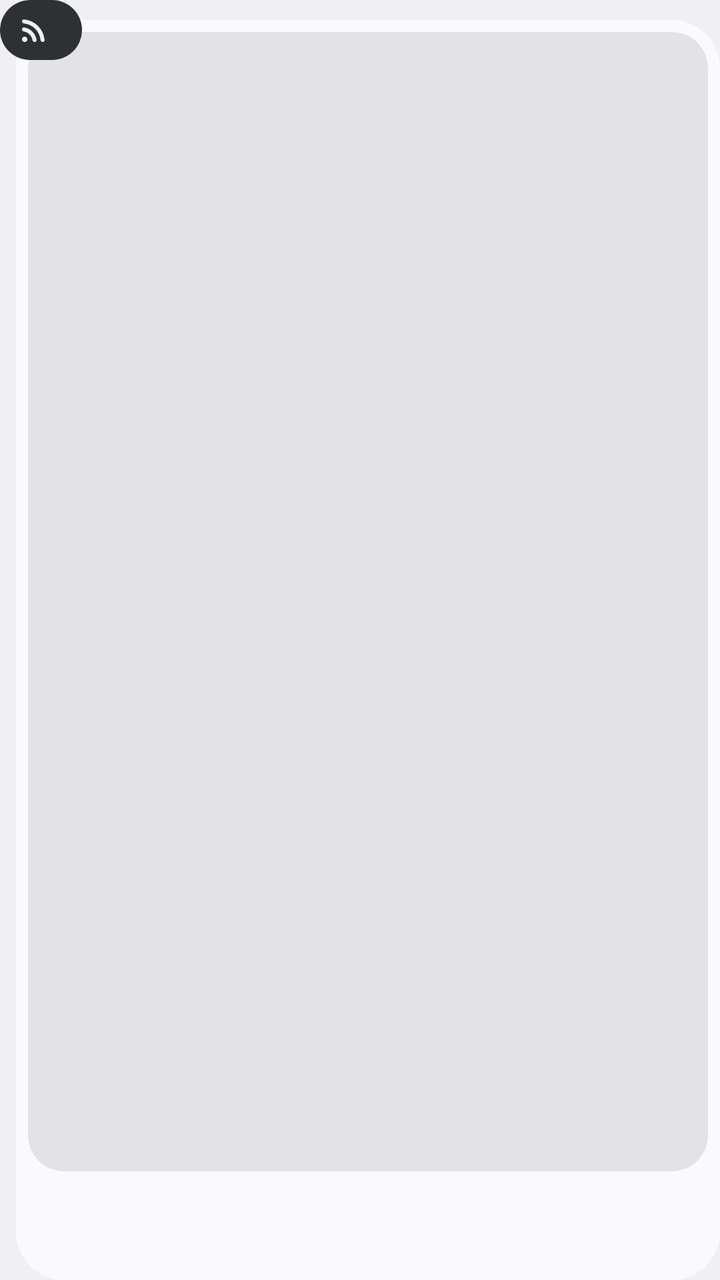
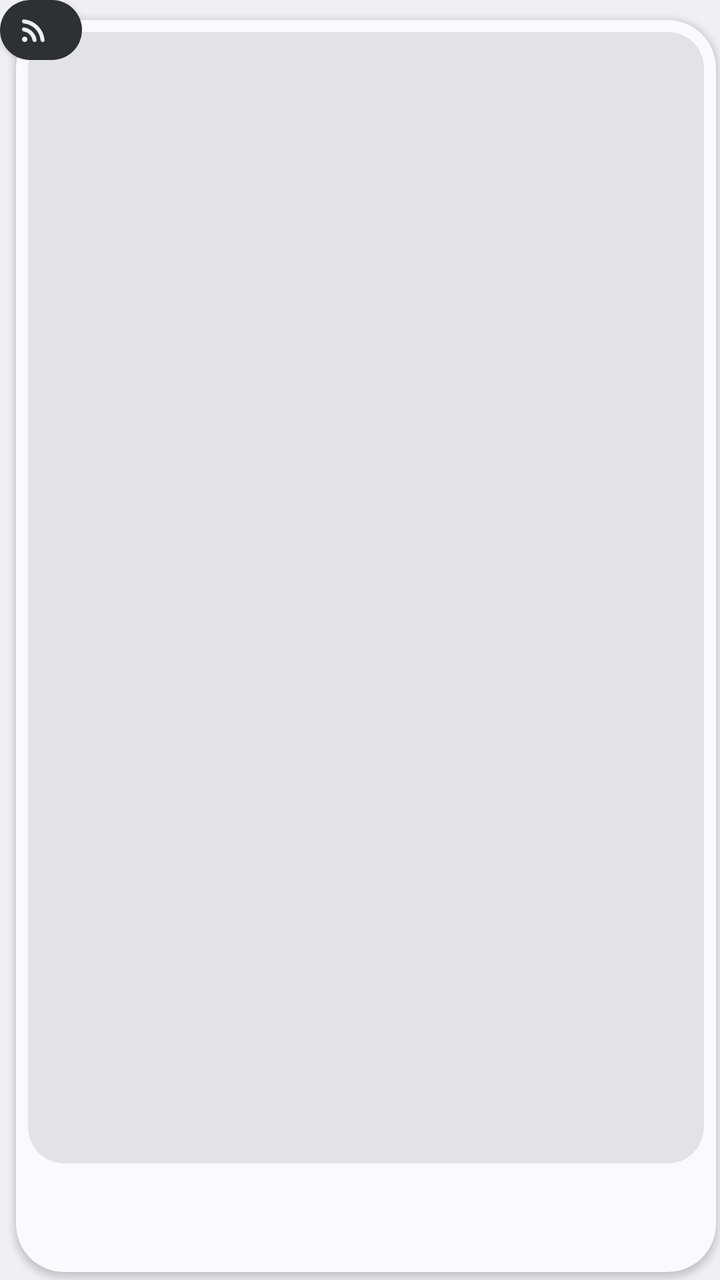

Before-and-after screenshots of an Android layout around one commit, followed by the original layout XML and the change that was made.
<!-- AndroidManifest.xml: application theme Theme.News -->
<!-- res/layout/widget_newest.xml -->
<?xml version="1.0" encoding="utf-8"?>
<FrameLayout xmlns:android="http://schemas.android.com/apk/res/android"
    xmlns:tools="http://schemas.android.com/tools"
    tools:ignore="SpUsage,UselessParent,ContentDescription,HardcodedText"
    android:id="@android:id/background"
    android:layout_width="match_parent"
    android:layout_height="match_parent"
    android:background="@drawable/widget_floating_frame"
    android:clipToOutline="true">

    <LinearLayout
        android:id="@+id/frame"
        android:layout_width="match_parent"
        android:layout_height="match_parent"
        android:layout_marginStart="8dp"
        android:layout_marginTop="10dp"
        android:background="@drawable/widget_frame"
        android:orientation="vertical"
        android:padding="6dp">

        <ImageView
            android:id="@+id/picture"
            android:layout_width="match_parent"
            android:layout_height="0dp"
            android:layout_weight="1"
            android:background="@drawable/widget_picture"
            android:clipToOutline="true"
            android:scaleType="centerCrop" />

        <TextView
            android:id="@+id/feed"
            android:layout_width="match_parent"
            android:layout_height="wrap_content"
            android:layout_marginStart="8dp"
            android:layout_marginTop="8dp"
            android:layout_marginEnd="8dp"
            android:ellipsize="end"
            android:includeFontPadding="false"
            android:letterSpacing="0.03"
            android:maxLines="1"
            android:text=""
            android:textColor="@color/widget_on_surface_variant"
            android:textSize="12dp" />

        <TextView
            android:id="@+id/headline"
            android:layout_width="match_parent"
            android:layout_height="wrap_content"
            android:layout_marginStart="8dp"
            android:layout_marginTop="2dp"
            android:layout_marginEnd="8dp"
            android:layout_marginBottom="8dp"
            android:ellipsize="end"
            android:fontFamily="sans-serif-medium"
            android:includeFontPadding="false"
            android:lineSpacingExtra="2dp"
            android:maxLines="3"
            android:text=""
            android:textColor="@color/widget_on_surface"
            android:textSize="14dp" />
    </LinearLayout>

    <include layout="@layout/widget_badge" />
</FrameLayout>
<!-- res/layout/widget_badge.xml (included above) -->
<?xml version="1.0" encoding="utf-8"?>
<LinearLayout xmlns:android="http://schemas.android.com/apk/res/android"
    xmlns:tools="http://schemas.android.com/tools"
    tools:ignore="SpUsage,ContentDescription,HardcodedText"
    android:id="@+id/badge"
    android:layout_width="wrap_content"
    android:layout_height="30dp"
    android:background="@drawable/widget_pill"
    android:gravity="center_vertical"
    android:orientation="horizontal"
    android:paddingStart="9dp"
    android:paddingEnd="12dp">

    <ImageView
        android:layout_width="16dp"
        android:layout_height="16dp"
        android:src="@drawable/ic_rss_feed"
        android:tint="@color/widget_inverse_on_surface"
        tools:ignore="UseAppTint" />

    <TextView
        android:id="@+id/badge_count"
        android:layout_width="wrap_content"
        android:layout_height="wrap_content"
        android:layout_marginStart="4dp"
        android:includeFontPadding="false"
        android:maxLines="1"
        android:text=""
        android:textColor="@color/widget_inverse_on_surface"
        android:textSize="15dp"
        android:textStyle="bold" />
</LinearLayout>
<!-- resources referenced by this layout -->
<resources>
  <color name="widget_inverse_on_surface">@android:color/system_neutral1_50</color>
  <color name="widget_on_surface">@android:color/system_on_surface_light</color>
  <color name="widget_on_surface_variant">@android:color/system_on_surface_variant_light</color>
  <!-- drawable ic_rss_feed (drawable) -->
  <vector xmlns:android="http://schemas.android.com/apk/res/android"
      android:width="24dp"
      android:height="24dp"
      android:viewportWidth="960"
      android:viewportHeight="960">
    <path
        android:fillColor="@android:color/white"
        android:pathData="M200,840Q167,840 143.5,816.5Q120,793 120,760Q120,727 143.5,703.5Q167,680 200,680Q233,680 256.5,703.5Q280,727 280,760Q280,793 256.5,816.5Q233,840 200,840ZM740,840Q714,840 696.5,821Q679,802 676,776Q665,679 623.5,594.5Q582,510 516,444Q450,378 365.5,336.5Q281,295 184,284Q158,281 139,263.5Q120,246 120,220Q120,194 138,177.5Q156,161 181,163Q304,174 411.5,225.5Q519,277 601,359Q683,441 734.5,548.5Q786,656 797,779Q799,804 782.5,822Q766,840 740,840ZM500,840Q475,840 457,822.5Q439,805 434,780Q425,731 402.5,689.5Q380,648 346,614Q312,580 270.5,557.5Q229,535 180,526Q155,521 137.5,503Q120,485 120,460Q120,434 138,417Q156,400 181,404Q254,414 317.5,446.5Q381,479 431,529Q481,579 513.5,642.5Q546,706 556,779Q560,804 543,822Q526,840 500,840Z"/>
  </vector>
  <!-- drawable widget_floating_frame (drawable) -->
  <?xml version="1.0" encoding="utf-8"?>
  <shape xmlns:android="http://schemas.android.com/apk/res/android" android:shape="rectangle">
      <corners android:radius="15dp" />
      <solid android:color="@android:color/transparent" />
  </shape>
  <!-- drawable widget_frame (drawable) -->
  <?xml version="1.0" encoding="utf-8"?>
  <shape xmlns:android="http://schemas.android.com/apk/res/android" android:shape="rectangle">
      <solid android:color="@color/widget_surface" />
      <corners android:radius="24dp" />
  </shape>
  <!-- drawable widget_picture (drawable) -->
  <?xml version="1.0" encoding="utf-8"?>
  <shape xmlns:android="http://schemas.android.com/apk/res/android" android:shape="rectangle">
      <solid android:color="@color/widget_surface_container_highest" />
      <corners android:radius="18dp" />
  </shape>
  <!-- drawable widget_pill (drawable) -->
  <?xml version="1.0" encoding="utf-8"?>
  <shape xmlns:android="http://schemas.android.com/apk/res/android" android:shape="rectangle">
      <solid android:color="@color/widget_inverse_surface" />
      <corners android:radius="20dp" />
  </shape>
  <style name="Theme.News" parent="@android:style/Theme.DeviceDefault.DayNight">
          <item name="android:windowActionBar">false</item>
          <item name="android:windowNoTitle">true</item>
      </style>
  <color name="widget_surface">@android:color/system_surface_light</color>
  <color name="widget_surface_container_highest">@android:color/system_surface_container_highest_light</color>
  <color name="widget_inverse_surface">@android:color/system_neutral1_800</color>
</resources>

<!-- the commit's change to res/layout/widget_newest.xml (unified diff, before → after) -->
@@ -6,6 +6,7 @@
     android:layout_width="match_parent"
     android:layout_height="match_parent"
     android:background="@drawable/widget_floating_frame"
+    android:clipChildren="false"
     android:clipToOutline="true">
 
     <LinearLayout
@@ -14,7 +15,10 @@
         android:layout_height="match_parent"
         android:layout_marginStart="8dp"
         android:layout_marginTop="10dp"
+        android:layout_marginEnd="2dp"
+        android:layout_marginBottom="4dp"
         android:background="@drawable/widget_frame"
+        android:elevation="2dp"
         android:orientation="vertical"
         android:padding="6dp">
 
@@ -71,6 +75,7 @@
     android:layout_width="wrap_content"
     android:layout_height="30dp"
     android:background="@drawable/widget_pill"
+    android:elevation="2dp"
     android:gravity="center_vertical"
     android:orientation="horizontal"
     android:paddingStart="9dp"
